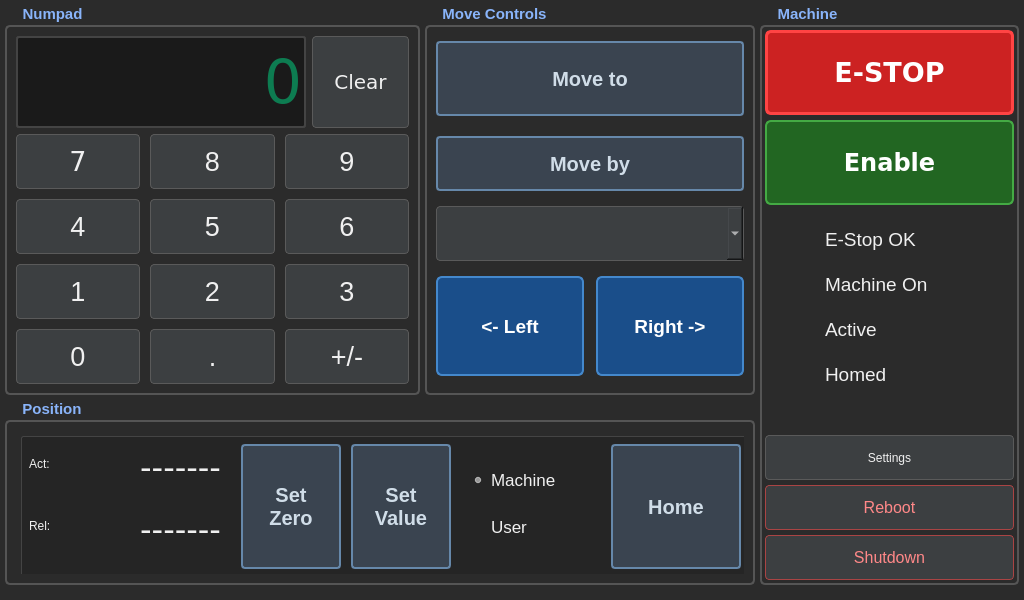
Above: linuxcnc/table_saw/table_saw.ui from andyalexander/electronic_table_saw before the change. Below: the same form after it.
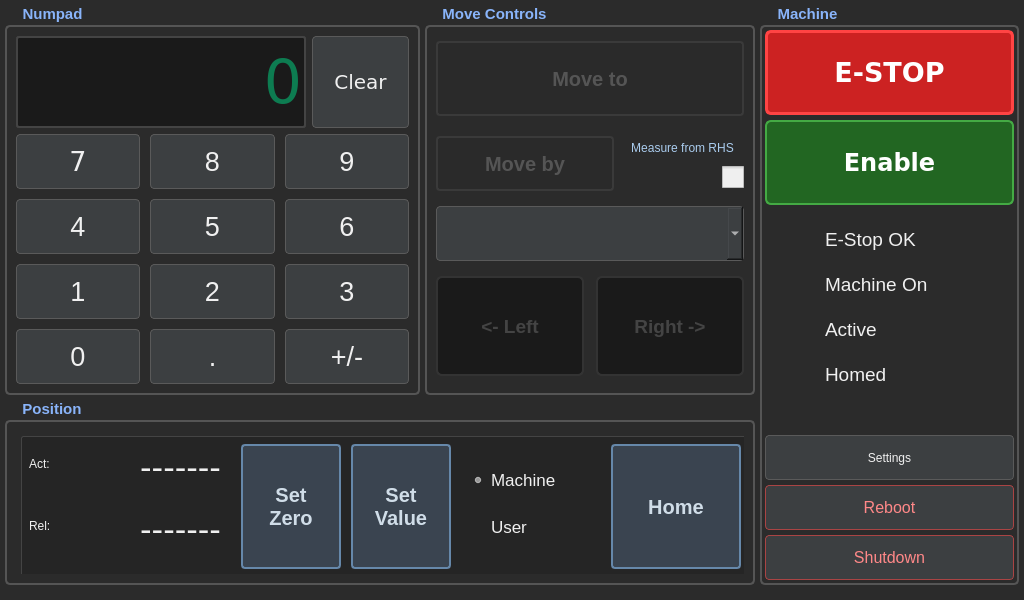
That is the form after the change. Custom widgets are drawn as their Qt base class.

Commit message:
ui: add kerf checkbox to main screen, disable controls until homed
- Move controls now require machine enabled, idle, AND homed (is_homed_status)
- Add disabled CSS variants for styled buttons so they visually dim
- Add 'Measure from RHS' checkbox (chk_kerf_include) next to Move by button
- Inverted kerf logic: unchecked=LHS subtracts kerf, checked=RHS passes value through
- Remove chk_kerf_include from settings dialog; keep spin_kerf for blade width config
- Fix settings dialog size (460x220, one fewer row)

```diff
--- a/linuxcnc/table_saw/table_saw.ui
+++ b/linuxcnc/table_saw/table_saw.ui
@@ -40,11 +40,17 @@
 QPushButton:disabled { background-color: #2a2a2a; color: #666666; border-color: #3a3a3a; }
 QPushButton#but_set_zero, QPushButton#but_set_current, QPushButton#but_home, QPushButton#but_fence_move_to, QPushButton#but_fence_move_by { background-color: #3a4450; color: #d0dde8; border: 2px solid #6688aa; border-radius: 4px; font-weight: bold; }
 QPushButton#but_set_zero:pressed, QPushButton#but_set_current:pressed, QPushButton#but_home:pressed, QPushButton#but_fence_move_to:pressed, QPushButton#but_fence_move_by:pressed { background-color: #4a5868; }
+QPushButton#but_set_zero:disabled, QPushButton#but_set_current:disabled, QPushButton#but_home:disabled, QPushButton#but_fence_move_to:disabled, QPushButton#but_fence_move_by:disabled { background-color: #2a2a2a; color: #555555; border: 2px solid #3a3a3a; }
 QPushButton#but_estop { background-color: #cc2222; color: white; font-size: 20pt; font-weight: bold; border: 3px solid #ff4444; border-radius: 6px; }
 QPushButton#but_estop:pressed { background-color: #991111; }
 QPushButton#but_enable { background-color: #226622; color: white; font-size: 18pt; font-weight: bold; border: 2px solid #44aa44; border-radius: 6px; }
 QPushButton#but_jog_left, QPushButton#but_jog_right { background-color: #1a4e8a; color: white; font-size: 14pt; font-weight: bold; border: 2px solid #4488cc; border-radius: 6px; }
+QPushButton#but_jog_left:disabled, QPushButton#but_jog_right:disabled { background-color: #1a1a1a; color: #444444; border: 2px solid #333333; }
 QPushButton#but_reboot, QPushButton#but_shutdown { color: #ff8888; font-size: 12pt; border-color: #aa4444; }
+QCheckBox { color: #f0f0f0; }
+QCheckBox:disabled { color: #555555; }
+QCheckBox::indicator { width: 22px; height: 22px; }
+QLabel#lbl_kerf_include { color: #aaccee; font-size: 9pt; }
 QLineEdit#txt_fence_calc { background-color: #1a1a1a; color: #00dd88; border: 2px solid #444444; border-radius: 3px; }
 QLabel { color: #f0f0f0; background-color: transparent; }
 QComboBox { background-color: #3c3f41; color: #f0f0f0; border: 1px solid #5a5a5a; border-radius: 4px; font-size: 16pt; }
@@ -517,7 +523,7 @@
             <rect>
              <x>0</x>
              <y>100</y>
-             <width>308</width>
+             <width>178</width>
              <height>55</height>
             </rect>
            </property>
@@ -532,6 +538,38 @@
             <string>Move by</string>
            </property>
           </widget>
+          <widget class="QLabel" name="lbl_kerf_include">
+           <property name="geometry">
+            <rect>
+             <x>185</x>
+             <y>100</y>
+             <width>123</width>
+             <height>24</height>
+            </rect>
+           </property>
+           <property name="text">
+            <string>Measure from RHS</string>
+           </property>
+           <property name="alignment">
+            <set>Qt::AlignCenter</set>
+           </property>
+          </widget>
+          <widget class="QCheckBox" name="chk_kerf_include">
+           <property name="geometry">
+            <rect>
+             <x>185</x>
+             <y>126</y>
+             <width>123</width>
+             <height>30</height>
+            </rect>
+           </property>
+           <property name="text">
+            <string/>
+           </property>
+           <property name="layoutDirection">
+            <enum>Qt::RightToLeft</enum>
+           </property>
+          </widget>
           <widget class="JogIncrements" name="jogincrements">
            <property name="geometry">
             <rect>
```
Left out of the diff: 6 changed lines with no effect on the pictures. The commit also changes 1 other file.
